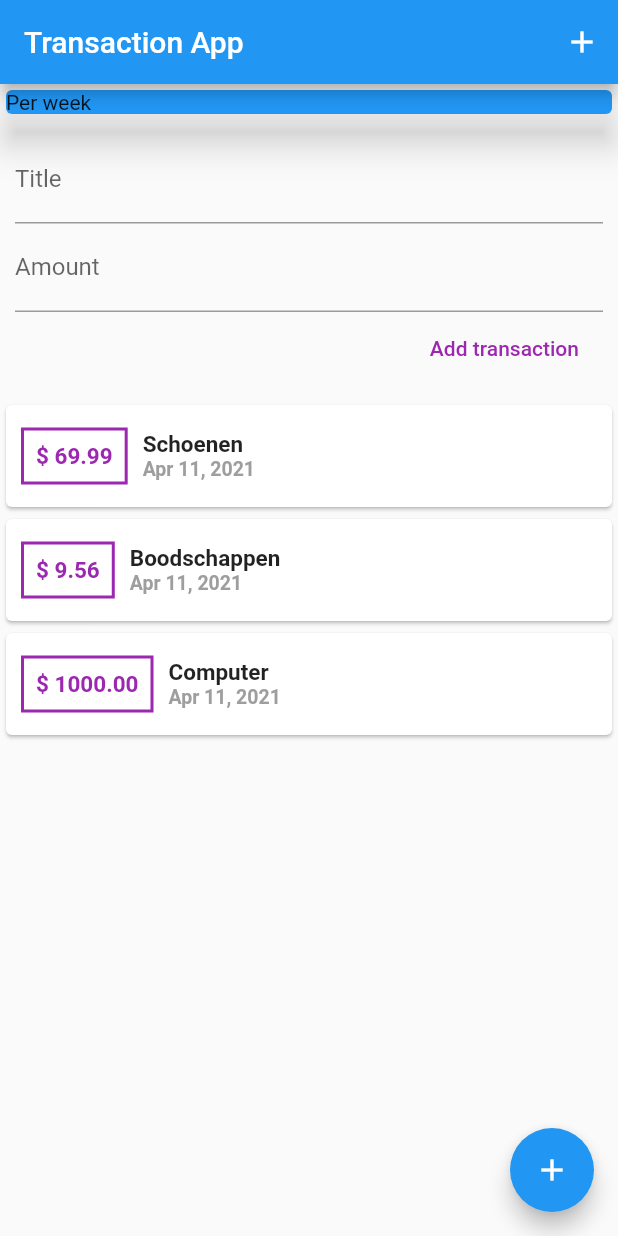
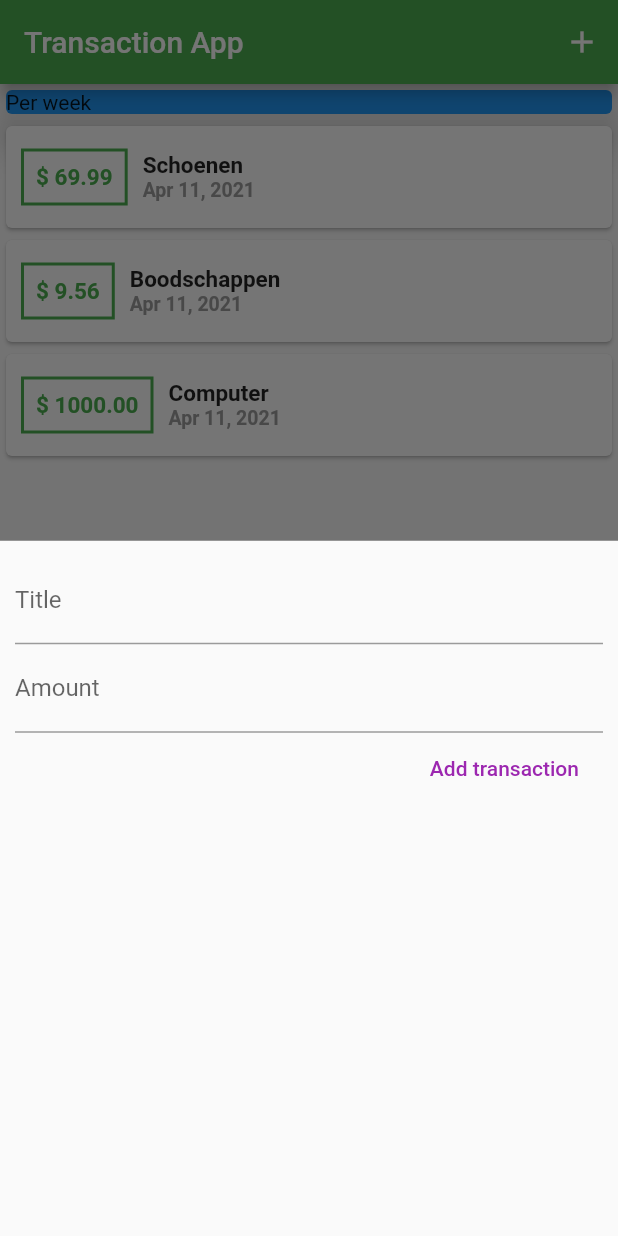
Before and after one commit to nielsoudenampsen/flutter_app, a Flutter app: the screen it shows after launch, after a tap on the "add" icon, on a phone screen of 412 x 824 dp. Run offline on Flutter 3.47's test engine with Material 2 defaults, Android fonts, the phone set to English and light mode, and no system bars; Roboto replaces fonts that are missing (OpenSans-regular).

Commit message:
New changes

```diff
--- a/lib/main.dart
+++ b/lib/main.dart
@@ -1,27 +1,77 @@
 import 'package:flutter/material.dart';
 
-import './widgets/user_transactions.dart';
+import './widgets/transaction_add.dart';
+import './models/transaction.dart';
+import './widgets/transaction_list.dart';
 
 void main() {
   runApp(MyApp());
 }
 
-class MyApp extends StatefulWidget {
-  @override
-  _MyAppState createState() => _MyAppState();
-}
-
-class _MyAppState extends State<MyApp> {
-  String amountInput;
+class MyApp extends StatelessWidget {
   @override
   Widget build(BuildContext context) {
     return MaterialApp(
       debugShowCheckedModeBanner: false,
-      home: Scaffold(
+      theme: ThemeData(
+          primarySwatch: Colors.green,
+          accentColor: Colors.amber,
+          fontFamily: "OpenSans-regular"),
+      title: "Financiën",
+      home: MyHomePage(),
+    );
+  }
+}
+
+class MyHomePage extends StatefulWidget {
+  @override
+  _MyHomePageState createState() => _MyHomePageState();
+}
+
+class _MyHomePageState extends State<MyHomePage> {
+  final List<Transaction> _transactions = [
+    Transaction(
+        id: 't1', item: 'Schoenen', amount: 69.99, date: DateTime.now()),
+    Transaction(
+        id: 't2', item: 'Boodschappen', amount: 9.56, date: DateTime.now()),
+    Transaction(
+        id: 't3', item: 'Computer', amount: 1000.00, date: DateTime.now()),
+  ];
+
+  void _addTransaction(String txItem, double txAmount) {
+    final tx = Transaction(
+        id: DateTime.now().toString(),
+        item: txItem,
+        amount: txAmount,
+        date: DateTime.now());
+
+    setState(() {
+      _transactions.add(tx);
+    });
+  }
+
+  void _startAddNewTransaction(BuildContext ctx) {
+    showModalBottomSheet(
+      context: ctx,
+      builder: (_) {
+        return GestureDetector(
+          child: TransactionAdd(_addTransaction),
+          onTap: () {},
+          behavior: HitTestBehavior.opaque,
+        );
+      },
+    );
+  }
+
+  @override
+  Widget build(BuildContext context) {
+    return Scaffold(
       appBar: AppBar(
         title: Text('Transaction App'),
         actions: <Widget>[
-            IconButton(icon: Icon(Icons.add), onPressed: () {})
+          IconButton(
+              icon: Icon(Icons.add),
+              onPressed: () => _startAddNewTransaction(context))
         ],
       ),
       body: SingleChildScrollView(
@@ -36,13 +86,13 @@ class _MyAppState extends State<MyApp> {
                 elevation: 10,
               ),
             ),
-              UserTransactions()
+            TransactionList(_transactions)
           ],
         ),
       ),
       floatingActionButton: FloatingActionButton(
         child: Icon(Icons.add),
-        ),
+        onPressed: () => _startAddNewTransaction(context),
       ),
     );
   }
--- a/lib/widgets/transaction_add.dart
+++ b/lib/widgets/transaction_add.dart
@@ -1,11 +1,18 @@
 import 'package:flutter/material.dart';
 
-class TransactionAdd extends StatelessWidget {
+class TransactionAdd extends StatefulWidget {
   final Function addHandler;
-  final itemController = TextEditingController();
-  final amountController = TextEditingController();
 
   TransactionAdd(this.addHandler);
+
+  @override
+  _TransactionAddState createState() => _TransactionAddState();
+}
+
+class _TransactionAddState extends State<TransactionAdd> {
+  final itemController = TextEditingController();
+
+  final amountController = TextEditingController();
 
   @override
   Widget build(BuildContext context) {
@@ -18,7 +25,8 @@ class TransactionAdd extends StatelessWidget {
         return;
       }
 
-      addHandler(enterdItem, enterdAmount);
+      widget.addHandler(enterdItem, enterdAmount);
+      Navigator.of(context).pop();
     }
 
     return Container(
--- a/lib/widgets/transaction_list.dart
+++ b/lib/widgets/transaction_list.dart
@@ -20,14 +20,15 @@ class TransactionList extends StatelessWidget {
                   child: Text(
                     '\$ ${transactions[index].amount.toStringAsFixed(2)}',
                     style: TextStyle(
-                        color: Colors.purple,
+                        color: Theme.of(context).primaryColor,
                         fontSize: 15,
                         fontWeight: FontWeight.bold),
                   ),
                   margin: EdgeInsets.symmetric(horizontal: 10, vertical: 15),
                   padding: EdgeInsets.all(8),
                   decoration: BoxDecoration(
-                      border: Border.all(color: Colors.purple, width: 2)),
+                      border: Border.all(
+                          color: Theme.of(context).primaryColor, width: 2)),
                 ),
                 Column(
                   crossAxisAlignment: CrossAxisAlignment.start,
--- a/lib/widgets/user_transactions.dart
+++ /dev/null
@@ -1,41 +0,0 @@
-import 'package:flutter/material.dart';
-import './transaction_add.dart';
-import './transaction_list.dart';
-import '../models/transaction.dart';
-
-class UserTransactions extends StatefulWidget {
-  @override
-  _UserTransactionsState createState() => _UserTransactionsState();
-}
-
-class _UserTransactionsState extends State<UserTransactions> {
-  final List<Transaction> _transactions = [
-    Transaction(
-        id: 't1', item: 'Schoenen', amount: 69.99, date: DateTime.now()),
-    Transaction(
-        id: 't2', item: 'Boodschappen', amount: 9.56, date: DateTime.now()),
-    Transaction(
-        id: 't3', item: 'Computer', amount: 1000.00, date: DateTime.now()),
-  ];
-  void _addTransaction(String txItem, double txAmount) {
-    final tx = Transaction(
-        id: DateTime.now().toString(),
-        item: txItem,
-        amount: txAmount,
-        date: DateTime.now());
-
-    setState(() {
-      _transactions.add(tx);
-    });
-  }
-
-  @override
-  Widget build(BuildContext context) {
-    return Column(
-      children: <Widget>[
-        TransactionAdd(_addTransaction),
-        TransactionList(_transactions),
-      ],
-    );
-  }
-}
```
Also changed, not shown: pubspec.yaml (+11 -6 lines), assets/fonts/OpenSans-Bold.ttf (added), assets/fonts/OpenSans-Regular.ttf (added), assets/fonts/Quicksand-Bold.ttf (added), assets/fonts/Quicksand-Light.ttf (added), assets/fonts/Quicksand-Medium.ttf (added), assets/fonts/Quicksand-Regular.ttf (added). Lines whose indentation alone changed are shown as unchanged.
